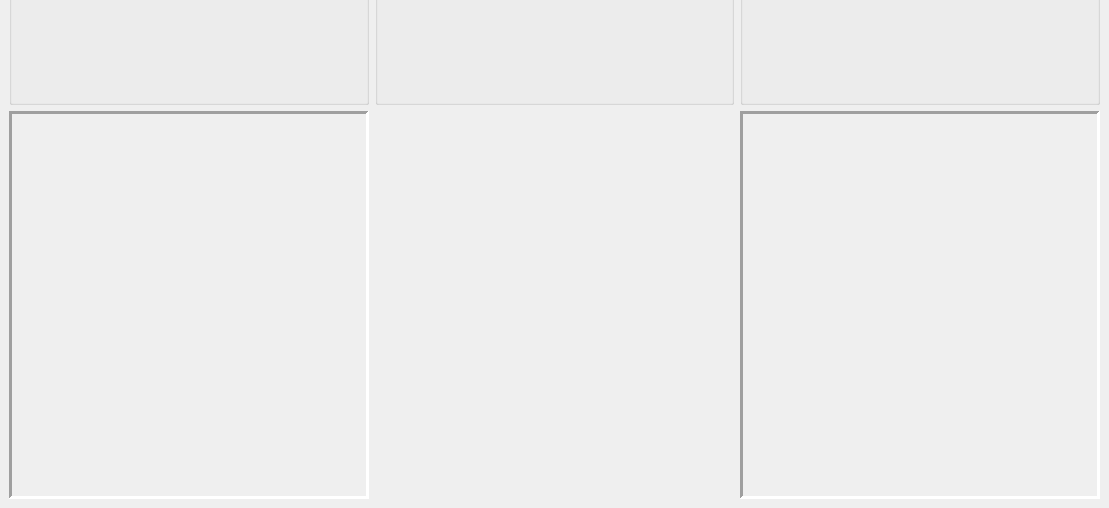
The window that mainScreen.ui (Dedster2/DedBoxing) describes before a commit, drawn with Qt 5; both pictures show x 0 to 1109 and y 292 to 800 of the 1109 by 800 pixel window.
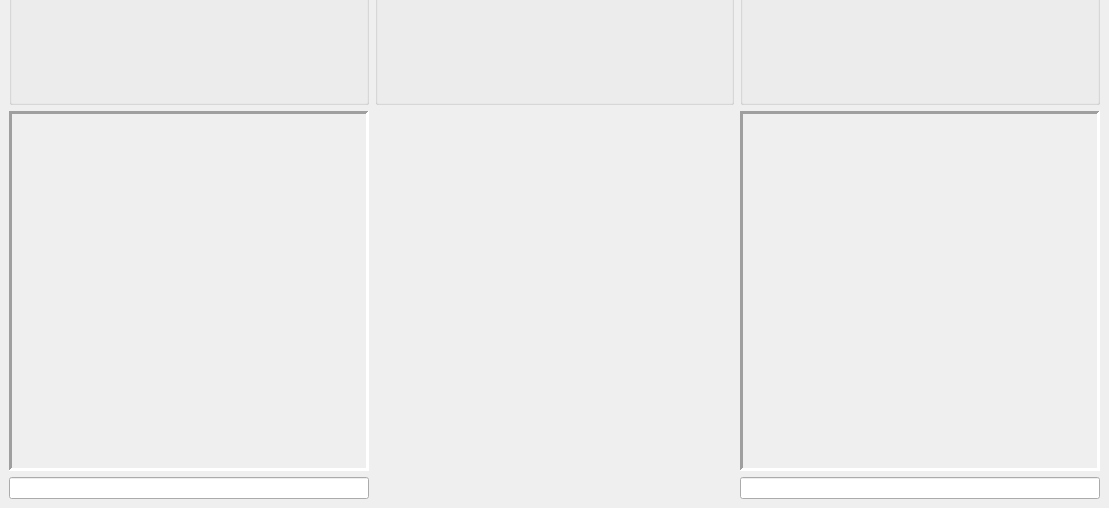
The same window after the commit. Custom widgets are drawn as their Qt base class.

```diff
--- a/mainScreen.ui
+++ b/mainScreen.ui
@@ -51,6 +51,11 @@
     </item>
     <item>
      <layout class="QHBoxLayout" name="horizontalLayout_2" stretch="1,1,1">
+      <property name="rightMargin">
+       <number>0</number>
+      </property>
+      <item>
+       <layout class="QVBoxLayout" name="verticalLayout_3">
       <item>
        <widget class="QLabel" name="imgLeft">
         <property name="sizePolicy">
@@ -80,9 +85,23 @@
        </widget>
       </item>
       <item>
+         <widget class="QLineEdit" name="stanceLeft">
+          <property name="enabled">
+           <bool>true</bool>
+          </property>
+          <property name="readOnly">
+           <bool>true</bool>
+          </property>
+         </widget>
+        </item>
+       </layout>
+      </item>
+      <item>
        <widget class="RoundTabs" name="Test" native="true"/>
       </item>
       <item>
+       <layout class="QVBoxLayout" name="verticalLayout_4">
+        <item>
        <widget class="QLabel" name="imgRight">
         <property name="sizePolicy">
          <sizepolicy hsizetype="Ignored" vsizetype="Ignored">
@@ -116,6 +135,30 @@
         </property>
        </widget>
       </item>
+        <item>
+         <widget class="QLineEdit" name="stanceRight">
+          <property name="enabled">
+           <bool>true</bool>
+          </property>
+          <property name="baseSize">
+           <size>
+            <width>0</width>
+            <height>0</height>
+           </size>
+          </property>
+          <property name="frame">
+           <bool>true</bool>
+          </property>
+          <property name="readOnly">
+           <bool>true</bool>
+          </property>
+          <property name="clearButtonEnabled">
+           <bool>false</bool>
+          </property>
+         </widget>
+        </item>
+       </layout>
+      </item>
      </layout>
     </item>
    </layout>
```
Left out of the diff: 3 changed lines with no effect on the pictures. Lines whose indentation alone changed are shown as unchanged.
